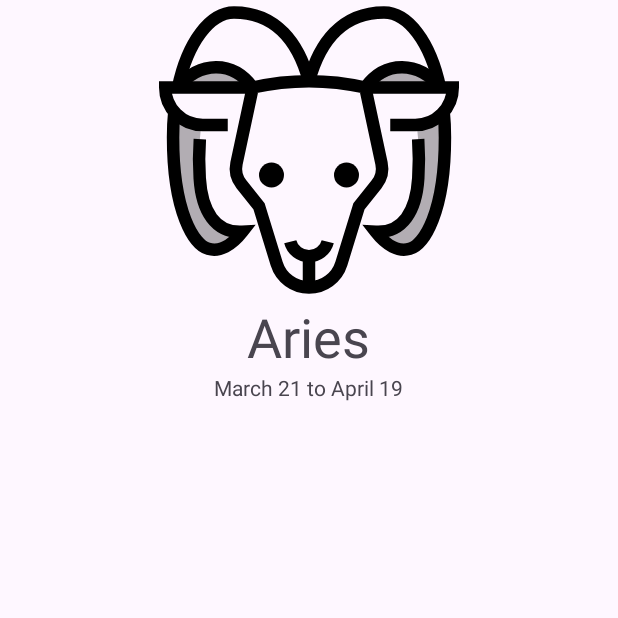
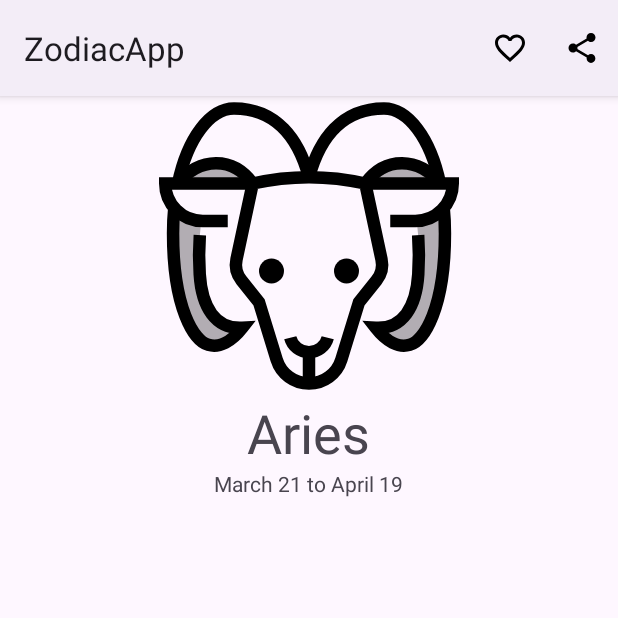
Before and after one commit to IgniteCoders/ZodiacApp, an Android app: the screen it shows after launch (DetailActivity), after a tap on "Aries", on a phone screen of 412 x 824 dp, the top half of it. Run offline under Robolectric (Android 15) with nearby library versions, the phone set to English and light mode, and no system bars.

Commit message:
Enabled the ActionBar changing the Theme. We created 2 menus for the 2 activities.

```diff
--- a/app/src/main/java/com/example/zodiacapp/activities/DetailActivity.kt
+++ b/app/src/main/java/com/example/zodiacapp/activities/DetailActivity.kt
@@ -1,6 +1,8 @@
 package com.example.zodiacapp.activities
 
 import android.os.Bundle
+import android.view.Menu
+import android.view.MenuItem
 import android.widget.ImageView
 import android.widget.TextView
 import android.widget.Toast
@@ -39,4 +41,25 @@ class DetailActivity : AppCompatActivity() {
         datesTextView.setText(horoscope.dates)
         iconImageView.setImageResource(horoscope.icon)
     }
+
+    override fun onCreateOptionsMenu(menu: Menu?): Boolean {
+        menuInflater.inflate(R.menu.activity_detail_menu, menu)
+        return true
+    }
+
+    override fun onOptionsItemSelected(item: MenuItem): Boolean {
+        when (item.itemId) {
+            R.id.menu_favorite -> {
+                Toast.makeText(this, "Favorito", Toast.LENGTH_SHORT).show()
+                return true
+            }
+            R.id.menu_share -> {
+                Toast.makeText(this, "Compartir", Toast.LENGTH_SHORT).show()
+                return true
+            }
+            else -> {
+                return super.onOptionsItemSelected(item)
+            }
+        }
+    }
 }
--- a/app/src/main/java/com/example/zodiacapp/activities/MainActivity.kt
+++ b/app/src/main/java/com/example/zodiacapp/activities/MainActivity.kt
@@ -2,7 +2,7 @@ package com.example.zodiacapp.activities
 
 import android.content.Intent
 import android.os.Bundle
-import android.util.Log
+import android.view.Menu
 import androidx.activity.enableEdgeToEdge
 import androidx.appcompat.app.AppCompatActivity
 import androidx.core.view.ViewCompat
@@ -11,7 +11,6 @@ import androidx.recyclerview.widget.LinearLayoutManager
 import androidx.recyclerview.widget.RecyclerView
 import com.example.zodiacapp.HoroscopeAdapter
 import com.example.zodiacapp.R
-import com.example.zodiacapp.data.Horoscope
 import com.example.zodiacapp.data.HoroscopeProvider
 
 class MainActivity : AppCompatActivity() {
@@ -42,4 +41,9 @@ class MainActivity : AppCompatActivity() {
         recyclerView.adapter = adapter
         recyclerView.layoutManager = LinearLayoutManager(this, LinearLayoutManager.VERTICAL, false)
     }
+
+    override fun onCreateOptionsMenu(menu: Menu?): Boolean {
+        menuInflater.inflate(R.menu.activity_main_menu, menu)
+        return true
+    }
 }
--- /dev/null
+++ b/app/src/main/res/drawable/ic_favorite.xml
@@ -0,0 +1,5 @@
+<vector xmlns:android="http://schemas.android.com/apk/res/android" android:height="24dp" android:tint="#000000" android:viewportHeight="24" android:viewportWidth="24" android:width="24dp">
+
+    <path android:fillColor="@android:color/white" android:pathData="M16.5,3c-1.74,0 -3.41,0.81 -4.5,2.09C10.91,3.81 9.24,3 7.5,3 4.42,3 2,5.42 2,8.5c0,3.78 3.4,6.86 8.55,11.54L12,21.35l1.45,-1.32C18.6,15.36 22,12.28 22,8.5 22,5.42 19.58,3 16.5,3zM12.1,18.55l-0.1,0.1 -0.1,-0.1C7.14,14.24 4,11.39 4,8.5 4,6.5 5.5,5 7.5,5c1.54,0 3.04,0.99 3.57,2.36h1.87C13.46,5.99 14.96,5 16.5,5c2,0 3.5,1.5 3.5,3.5 0,2.89 -3.14,5.74 -7.9,10.05z"/>
+
+</vector>
--- /dev/null
+++ b/app/src/main/res/drawable/ic_favorite_selected.xml
@@ -0,0 +1,5 @@
+<vector xmlns:android="http://schemas.android.com/apk/res/android" android:height="24dp" android:tint="#000000" android:viewportHeight="24" android:viewportWidth="24" android:width="24dp">
+
+    <path android:fillColor="@android:color/white" android:pathData="M12,21.35l-1.45,-1.32C5.4,15.36 2,12.28 2,8.5 2,5.42 4.42,3 7.5,3c1.74,0 3.41,0.81 4.5,2.09C13.09,3.81 14.76,3 16.5,3 19.58,3 22,5.42 22,8.5c0,3.78 -3.4,6.86 -8.55,11.54L12,21.35z"/>
+
+</vector>
--- /dev/null
+++ b/app/src/main/res/drawable/ic_search.xml
@@ -0,0 +1,5 @@
+<vector xmlns:android="http://schemas.android.com/apk/res/android" android:height="24dp" android:tint="#000000" android:viewportHeight="24" android:viewportWidth="24" android:width="24dp">
+
+    <path android:fillColor="@android:color/white" android:pathData="M15.5,14h-0.79l-0.28,-0.27C15.41,12.59 16,11.11 16,9.5 16,5.91 13.09,3 9.5,3S3,5.91 3,9.5 5.91,16 9.5,16c1.61,0 3.09,-0.59 4.23,-1.57l0.27,0.28v0.79l5,4.99L20.49,19l-4.99,-5zM9.5,14C7.01,14 5,11.99 5,9.5S7.01,5 9.5,5 14,7.01 14,9.5 11.99,14 9.5,14z"/>
+
+</vector>
--- /dev/null
+++ b/app/src/main/res/drawable/ic_share.xml
@@ -0,0 +1,5 @@
+<vector xmlns:android="http://schemas.android.com/apk/res/android" android:height="24dp" android:tint="#000000" android:viewportHeight="24" android:viewportWidth="24" android:width="24dp">
+
+    <path android:fillColor="@android:color/white" android:pathData="M18,16.08c-0.76,0 -1.44,0.3 -1.96,0.77L8.91,12.7c0.05,-0.23 0.09,-0.46 0.09,-0.7s-0.04,-0.47 -0.09,-0.7l7.05,-4.11c0.54,0.5 1.25,0.81 2.04,0.81 1.66,0 3,-1.34 3,-3s-1.34,-3 -3,-3 -3,1.34 -3,3c0,0.24 0.04,0.47 0.09,0.7L8.04,9.81C7.5,9.31 6.79,9 6,9c-1.66,0 -3,1.34 -3,3s1.34,3 3,3c0.79,0 1.5,-0.31 2.04,-0.81l7.12,4.16c-0.05,0.21 -0.08,0.43 -0.08,0.65 0,1.61 1.31,2.92 2.92,2.92 1.61,0 2.92,-1.31 2.92,-2.92s-1.31,-2.92 -2.92,-2.92z"/>
+
+</vector>
--- /dev/null
+++ b/app/src/main/res/menu/activity_detail_menu.xml
@@ -0,0 +1,14 @@
+<?xml version="1.0" encoding="utf-8"?>
+<menu xmlns:android="http://schemas.android.com/apk/res/android"
+    xmlns:app="http://schemas.android.com/apk/res-auto">
+
+    <item android:id="@+id/menu_favorite"
+        android:icon="@drawable/ic_favorite"
+        android:title="@string/menu_favorite"
+        app:showAsAction="always" />
+
+    <item android:id="@+id/menu_share"
+        android:icon="@drawable/ic_share"
+        android:title="@string/menu_share"
+        app:showAsAction="always" />
+</menu>
--- /dev/null
+++ b/app/src/main/res/menu/activity_main_menu.xml
@@ -0,0 +1,8 @@
+<?xml version="1.0" encoding="utf-8"?>
+<menu xmlns:android="http://schemas.android.com/apk/res/android"
+    xmlns:app="http://schemas.android.com/apk/res-auto">
+    <item android:id="@+id/menu_search"
+        android:icon="@drawable/ic_search"
+        android:title="@string/menu_search"
+        app:showAsAction="ifRoom"/>
+</menu>
--- a/app/src/main/res/values-night/themes.xml
+++ b/app/src/main/res/values-night/themes.xml
@@ -1,6 +1,6 @@
 <resources xmlns:tools="http://schemas.android.com/tools">
     <!-- Base application theme. -->
-    <style name="Base.Theme.ZodiacApp" parent="Theme.Material3.DayNight.NoActionBar">
+    <style name="Base.Theme.ZodiacApp" parent="Theme.Material3.DayNight">
         <!-- Customize your dark theme here. -->
         <!-- <item name="colorPrimary">@color/my_dark_primary</item> -->
     </style>
--- a/app/src/main/res/values/strings.xml
+++ b/app/src/main/res/values/strings.xml
@@ -26,4 +26,9 @@
     <string name="horoscope_date_capricorn">December 22 to January 19</string>
     <string name="horoscope_date_aquarius">January 20 to February 18</string>
     <string name="horoscope_date_pisces">February 19 to March 20</string>
+
+
+    <string name="menu_search">Search</string>
+    <string name="menu_share">Share</string>
+    <string name="menu_favorite">Favorite</string>
 </resources>
--- a/app/src/main/res/values/themes.xml
+++ b/app/src/main/res/values/themes.xml
@@ -1,6 +1,6 @@
 <resources xmlns:tools="http://schemas.android.com/tools">
     <!-- Base application theme. -->
-    <style name="Base.Theme.ZodiacApp" parent="Theme.Material3.DayNight.NoActionBar">
+    <style name="Base.Theme.ZodiacApp" parent="Theme.Material3.DayNight">
         <!-- Customize your light theme here. -->
         <!-- <item name="colorPrimary">@color/my_light_primary</item> -->
     </style>
```
